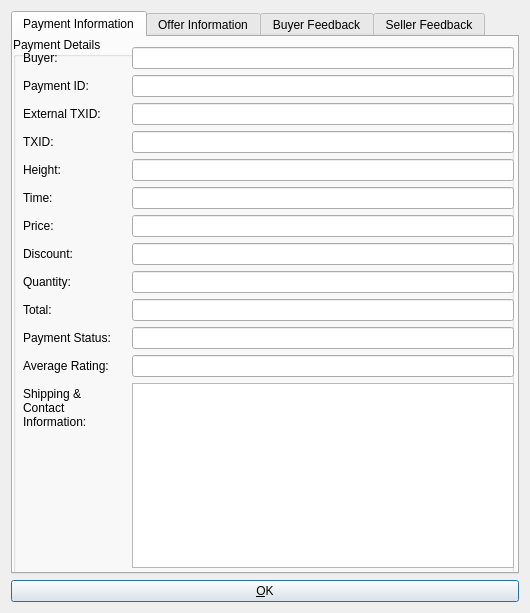
Qt form src/qt/forms/offeracceptinfodialog.ui (greggdourgarian/syscoin2) before a commit.
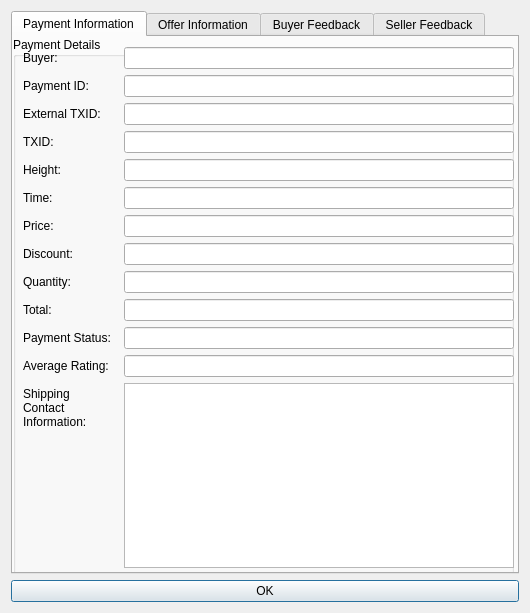
The same form after that commit.

```diff
--- a/src/qt/forms/offeracceptinfodialog.ui
+++ b/src/qt/forms/offeracceptinfodialog.ui
@@ -199,7 +199,7 @@
          <item row="14" column="0">
           <widget class="QLabel" name="label_11">
            <property name="text">
-            <string>Shipping &amp; Contact Information:</string>
+            <string>Shipping  Contact Information:</string>
            </property>
            <property name="wordWrap">
             <bool>true</bool>
@@ -404,7 +404,7 @@
    <item>
     <widget class="QPushButton" name="okButton">
      <property name="text">
-      <string>&amp;OK</string>
+      <string>OK</string>
      </property>
     </widget>
    </item>
```
